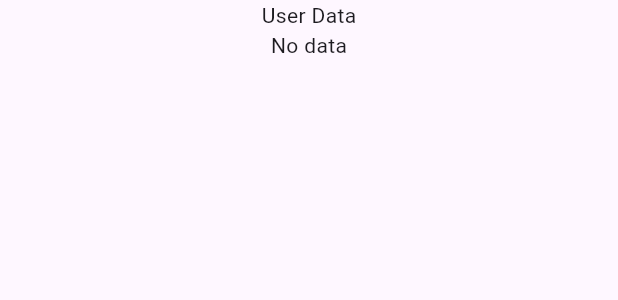
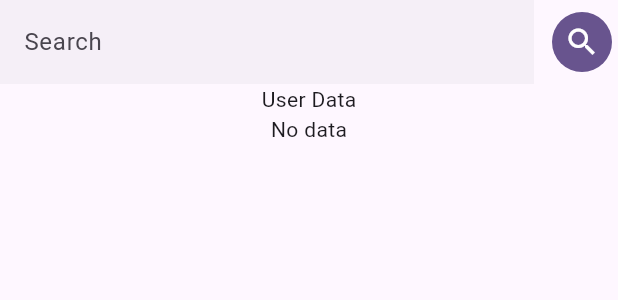
Before and after one commit to okezieuc/roam_mate, a Flutter app: the UserSearch widget shown alone on an empty page, opened directly, on a phone screen of 412 x 824 dp. Shown: the top 300 px of the screen. Run offline on Flutter 3.47's test engine with Material 2 defaults, Android fonts, the phone set to English and light mode, and no system bars; our stand-ins replace cloud_firestore, firebase_auth, firebase_core; accounts and stored records are empty.

Commit message:
feat: add search bar to friend search page

```diff
--- a/lib/screens/pages/user_search.dart
+++ b/lib/screens/pages/user_search.dart
@@ -14,19 +14,26 @@ class UserSearch extends StatefulWidget {
 
 class _UserSearchState extends State<UserSearch> {
   LoadingFriendsDataStatus loadingFriendsDataStatus =
-      LoadingFriendsDataStatus.loading;
+      LoadingFriendsDataStatus.noData;
 
   late Profile returnedUserProfile;
 
+  final _usernameController = TextEditingController();
+
   @override
-  void initState() {
-    super.initState();
+  void dispose() {
+    _usernameController.dispose();
+    super.dispose();
+  }
+
+  void searchUserByUsername() {
+    setState(() {
+      loadingFriendsDataStatus = LoadingFriendsDataStatus.loading;
+    });
 
     // load the data for the selected user
     profileController
-        .where("username",
-            isEqualTo:
-                "bob") // replace "janedoe" with data from an input source
+        .where("username", isEqualTo: _usernameController.text)
         .limit(1)
         .get()
         .then((querySnapshot) {
@@ -47,6 +54,27 @@ class _UserSearchState extends State<UserSearch> {
     return Center(
         child: Column(
       children: [
+        Row(
+          children: [
+            Expanded(
+              child: TextFormField(
+                controller: _usernameController,
+                decoration: InputDecoration(
+                  border: InputBorder.none,
+                  fillColor: Theme.of(context).colorScheme.onInverseSurface,
+                  filled: true,
+                  labelText: 'Search',
+                ),
+              ),
+            ),
+            const SizedBox(width: 8.0),
+            IconButton.filled(
+                onPressed: () {
+                  searchUserByUsername();
+                },
+                icon: const Icon(Icons.search)),
+          ],
+        ),
         const Text("User Data"),
         loadingFriendsDataStatus == LoadingFriendsDataStatus.loading
             ? const Text("Loading")
```
